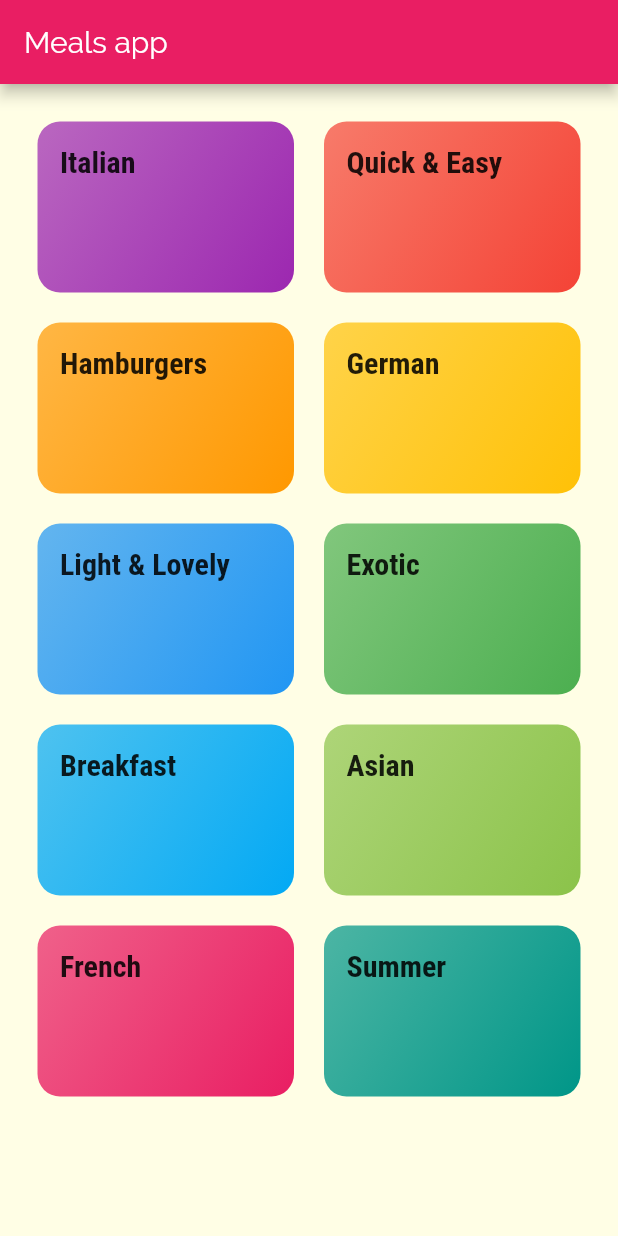
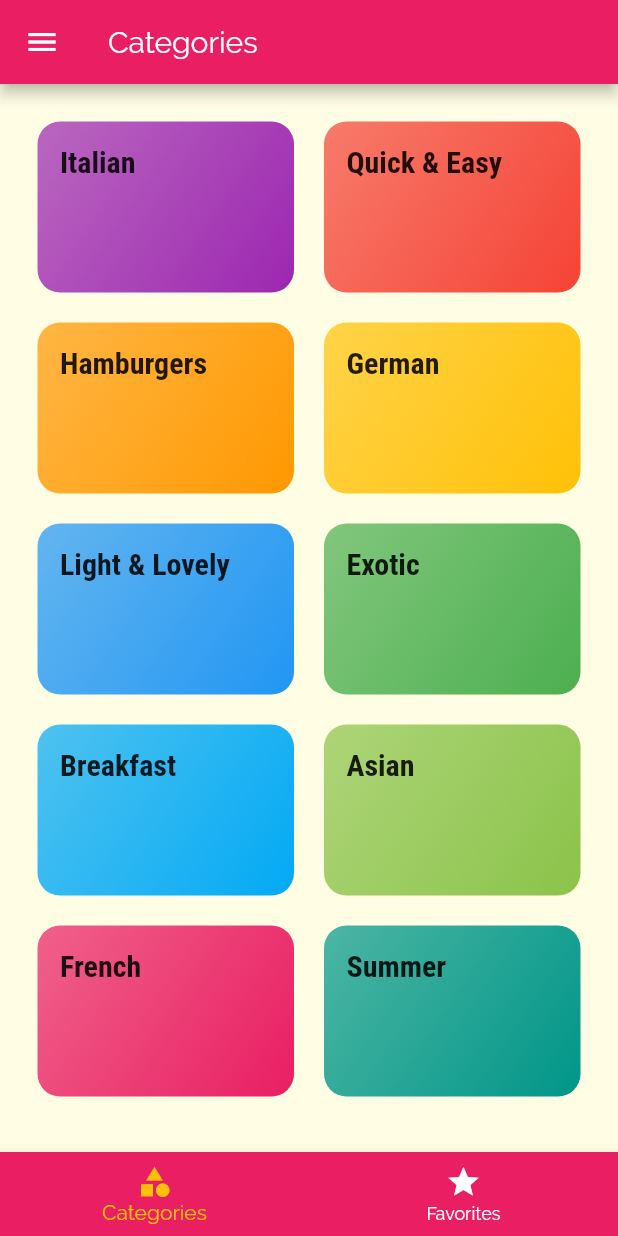
Before and after one commit to Numka/meals_app, a Flutter app: the screen it shows after launch, on a phone screen of 412 x 824 dp. Run offline on Flutter 3.47's test engine with Material 2 defaults, Android fonts, the phone set to English and light mode, and no system bars.

Commit message:
Added tabs and started working on sidedrawer

```diff
--- a/lib/main.dart
+++ b/lib/main.dart
@@ -2,6 +2,7 @@
 
 import 'package:flutter/material.dart';
 
+import './screens/tabs_screen.dart';
 import './screens/meal_detail_screen.dart';
 import './screens/category_meals_screen.dart';
 import './screens/categories_screen.dart';
@@ -37,7 +38,7 @@ class MyApp extends StatelessWidget {
       ),
       //home: CategoriesScreen(),
       routes: {
-        '/': (ctx) => CategoriesScreen(),
+        '/': (ctx) => TabsScreen(),
         CategoryMealsScreen.routeName: (ctx) => CategoryMealsScreen(),
         MealDetailScreen.routeName: (ctx) => MealDetailScreen(),
       },
--- a/lib/screens/categories_screen.dart
+++ b/lib/screens/categories_screen.dart
@@ -6,9 +6,7 @@ import '../widgets/category_item.dart';
 class CategoriesScreen extends StatelessWidget {
   @override
   Widget build(BuildContext context) {
-    return Scaffold(
-      appBar: AppBar(title: const Text('Meals app')),
-      body: GridView(
+    return GridView(
       padding: const EdgeInsets.all(25),
       children: DUMMY_CATEGORIES
           .map(
@@ -25,7 +23,12 @@ class CategoriesScreen extends StatelessWidget {
         crossAxisSpacing: 20,
         mainAxisSpacing: 20,
       ),
-      ),
     );
   }
 }
+
+// Scaffold(
+//       appBar: AppBar(
+//         title: const Text('Meals app'),
+//       ),
+//       body:
--- /dev/null
+++ b/lib/screens/tabs_screen.dart
@@ -0,0 +1,86 @@
+import 'package:flutter/material.dart';
+
+import './favorites_screen.dart';
+import './categories_screen.dart';
+
+class TabsScreen extends StatefulWidget {
+  @override
+  _TabsScreenState createState() => _TabsScreenState();
+}
+
+class _TabsScreenState extends State<TabsScreen> {
+  final List<Map<String, Object>> _pages = [
+    {
+      'page': CategoriesScreen(),
+      'title': 'Categories',
+    },
+    {
+      'page': FavoritesScreen(),
+      'title': 'Favorites',
+    },
+  ];
+  int _selectedPageIndex = 0;
+
+  void _selectPage(int index) {
+    setState(() {
+      _selectedPageIndex = index;
+    });
+  }
+
+  @override
+  Widget build(BuildContext context) {
+    return Scaffold(
+      appBar: AppBar(
+        title: Text(_pages[_selectedPageIndex]['title']),
+      ),
+      drawer: Drawer(
+        child: Text('The Drawer!'),
+      ),
+      body: _pages[_selectedPageIndex]['page'],
+      bottomNavigationBar: BottomNavigationBar(
+        onTap: _selectPage,
+        backgroundColor: Theme.of(context).primaryColor,
+        unselectedItemColor: Colors.white,
+        selectedItemColor: Theme.of(context).accentColor,
+        currentIndex: _selectedPageIndex,
+        //type: BottomNavigationBarType.shifting,
+        items: [
+          BottomNavigationBarItem(
+            backgroundColor: Theme.of(context).primaryColor,
+            icon: Icon(Icons.category),
+            label: 'Categories',
+          ),
+          BottomNavigationBarItem(
+            backgroundColor: Theme.of(context).primaryColor,
+            icon: Icon(Icons.star),
+            label: 'Favorites',
+          ),
+        ],
+      ),
+    );
+  }
+}
+
+// DefaultTabController(
+//       length: 2,
+//       //initialIndex: 1,
+//       child:
+
+// bottom: TabBar(
+//           tabs: [
+//             Tab(
+//               icon: Icon(Icons.category),
+//               text: 'Categories',
+//             ),
+//             Tab(
+//               icon: Icon(Icons.star),
+//               text: 'Favourites',
+//             ),
+//           ],
+//         ),
+// TabBarView(
+//         children: [
+//           CategoriesScreen(),
+//           FavoritesScreen(),
+//         ],
+//       ),
```
Also changed, not shown: lib/screens/favorites_screen.dart (added, +10 -0 lines), lib/widgets/main_drawer.dart (added, +57 -0 lines). Lines whose indentation alone changed are shown as unchanged.
